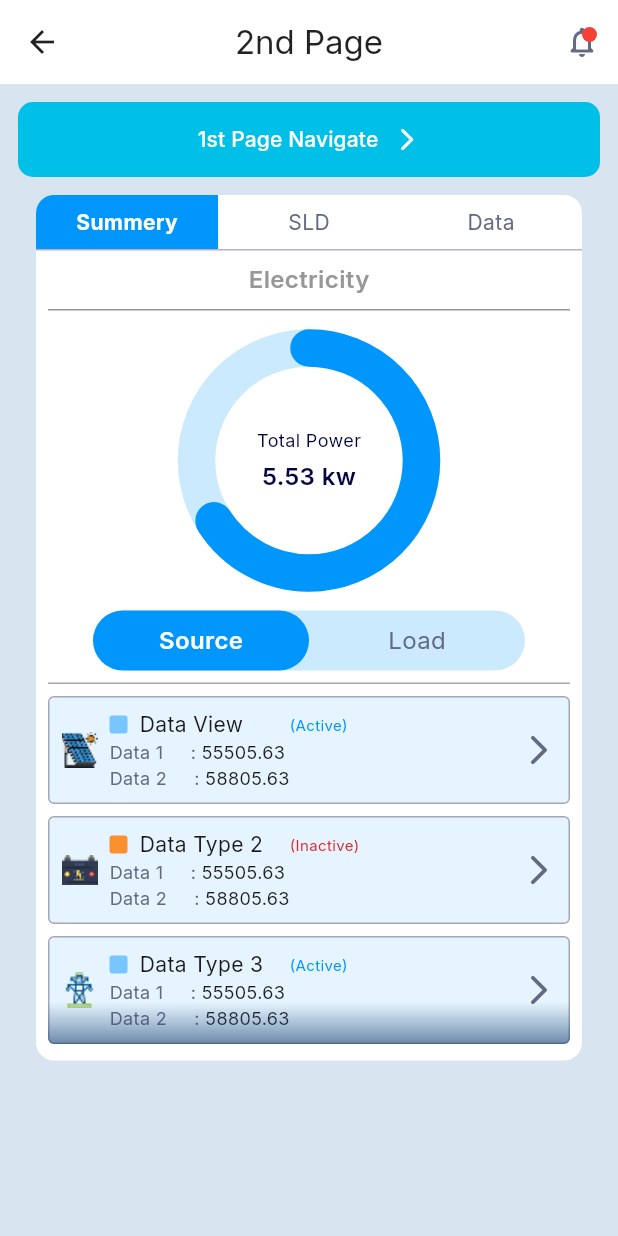
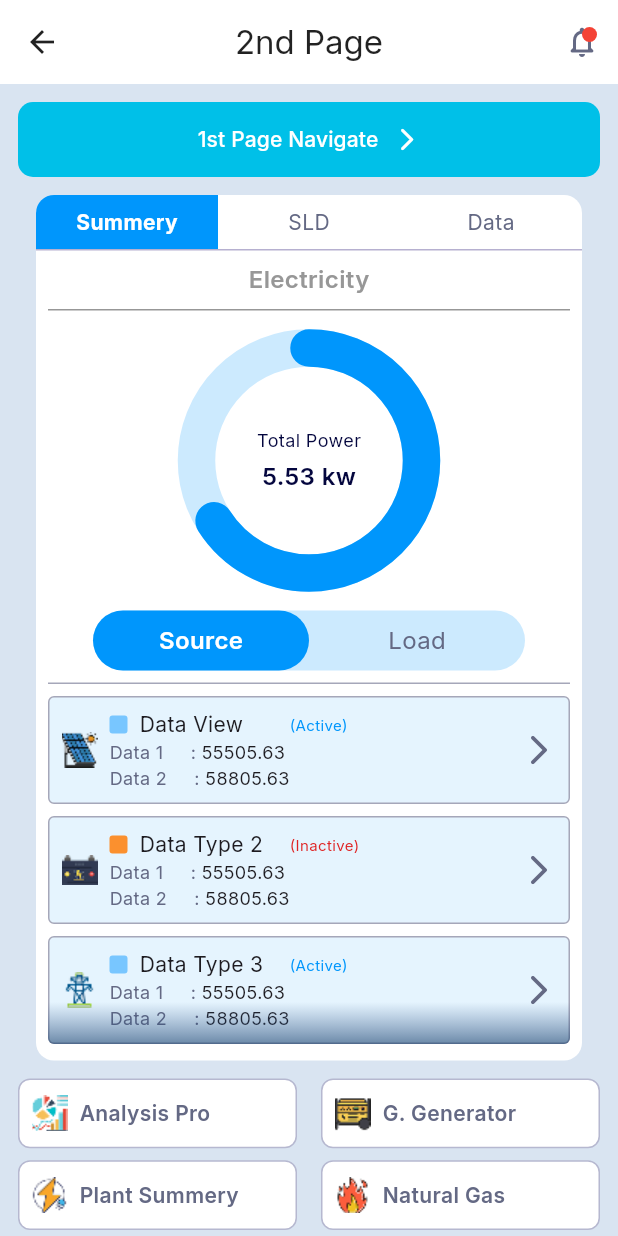
Before and after one commit to Maksaline/SCube-Recruitment-Task, a Flutter app: the SecondScreen screen opened directly, on a phone screen of 412 x 824 dp. Run offline on Flutter 3.47's test engine with Material 3 defaults, Android fonts, the phone set to English and light mode, and no system bars; our stand-ins replace flutter_svg, google_fonts.

Commit message:
Task Completed...😁

```diff
--- a/lib/data/option_list.dart
+++ b/lib/data/option_list.dart
@@ -125,3 +125,36 @@ final List<Source> sources = [
     active: true,
   ),
 ];
+
+final List<Option> grids = [
+  Option(
+    imageUrl: 'assets/grid1.png',
+    title: 'Analysis Pro',
+    description: 'N/A'
+  ),
+  Option(
+      imageUrl: 'assets/grid2.png',
+      title: 'G. Generator',
+      description: 'N/A'
+  ),
+  Option(
+      imageUrl: 'assets/grid3.png',
+      title: 'Plant Summery',
+      description: 'N/A'
+  ),
+  Option(
+      imageUrl: 'assets/grid4.png',
+      title: 'Natural Gas',
+      description: 'N/A'
+  ),
+  Option(
+      imageUrl: 'assets/grid5.png',
+      title: 'D. Generator',
+      description: 'N/A'
+  ),
+  Option(
+      imageUrl: 'assets/grid6.png',
+      title: 'Water Process',
+      description: 'N/A'
+  ),
+];
--- a/lib/screens/second_screen.dart
+++ b/lib/screens/second_screen.dart
@@ -70,7 +70,50 @@ class _SecondScreenState extends State<SecondScreen> {
                   )
               ),
               SizedBox(height: 12,),
-              buildMainContainer(context)
+              buildMainContainer(context),
+              SizedBox(height: 12,),
+              GridView.builder(
+                shrinkWrap: true,
+                physics: const NeverScrollableScrollPhysics(),
+                gridDelegate: const SliverGridDelegateWithFixedCrossAxisCount(
+                  crossAxisCount: 2,
+                  childAspectRatio: 4,
+                  mainAxisSpacing: 8,
+                  crossAxisSpacing: 16,
+                ),
+                itemCount: grids.length,
+                itemBuilder: (context, index) {
+                  return Container(
+                    decoration: BoxDecoration(
+                      color: Colors.white,
+                      borderRadius: BorderRadius.circular(8),
+                      border: Border.all(
+                        color: Color(0xFFB6B8D0),
+                        width: 1,
+                      )
+                    ),
+                    padding: EdgeInsets.all(8),
+                    child: Row(
+                      mainAxisAlignment: MainAxisAlignment.start,
+                      crossAxisAlignment: CrossAxisAlignment.center,
+                      children: [
+                        Image.asset(
+                          grids[index].imageUrl,
+                          width: 24,
+                          height: 24,
+                          fit: BoxFit.contain,
+                        ),
+                        SizedBox(width: 8),
+                        Text(
+                          grids[index].title,
+                          style: TextStyle(fontSize: 14, fontWeight: FontWeight.w600, color: Color(0xFF646984)),
+                          overflow: TextOverflow.ellipsis,
+                        ),
+                      ],
+                    ),
+                  );
+                },
+              )
             ],
           ),
         ),
@@ -90,8 +133,7 @@ class _SecondScreenState extends State<SecondScreen> {
         children: [
           Row(
             children:
-            tabs
-                .map(
+            tabs.map(
                   (tab) => Expanded(
                 child: InkWell(
                   onTap: () {
```
Also changed, not shown: assets/grid1.png (added), assets/grid2.png (added), assets/grid3.png (added), assets/grid4.png (added), assets/grid5.png (added), assets/grid6.png (added).
